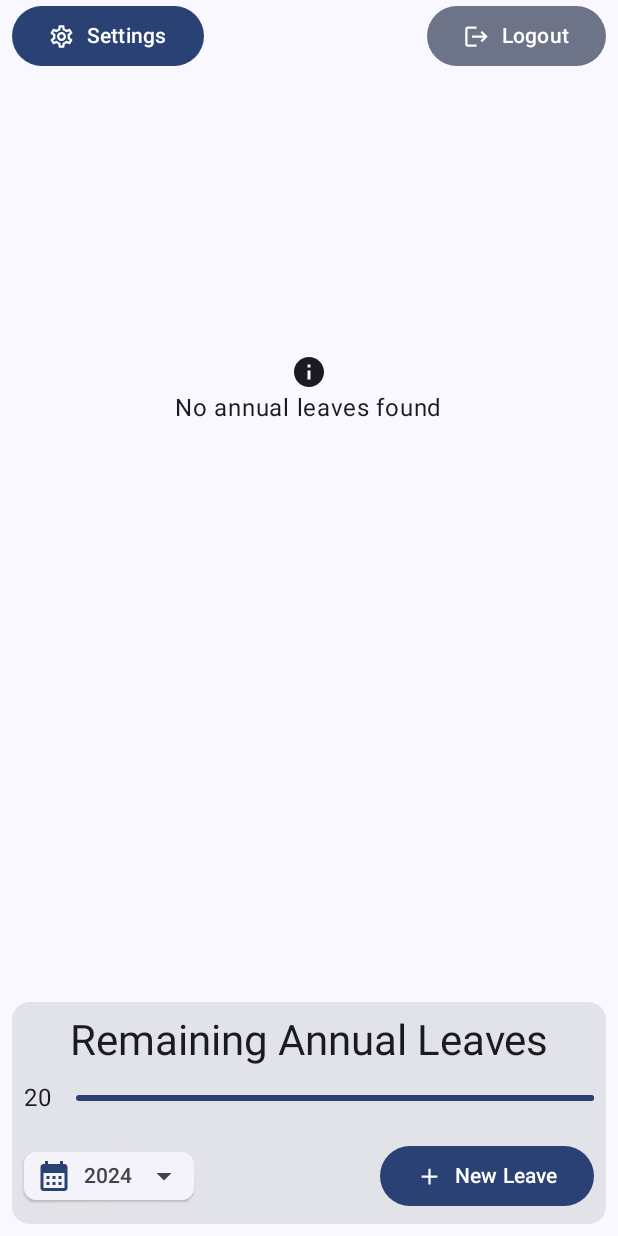
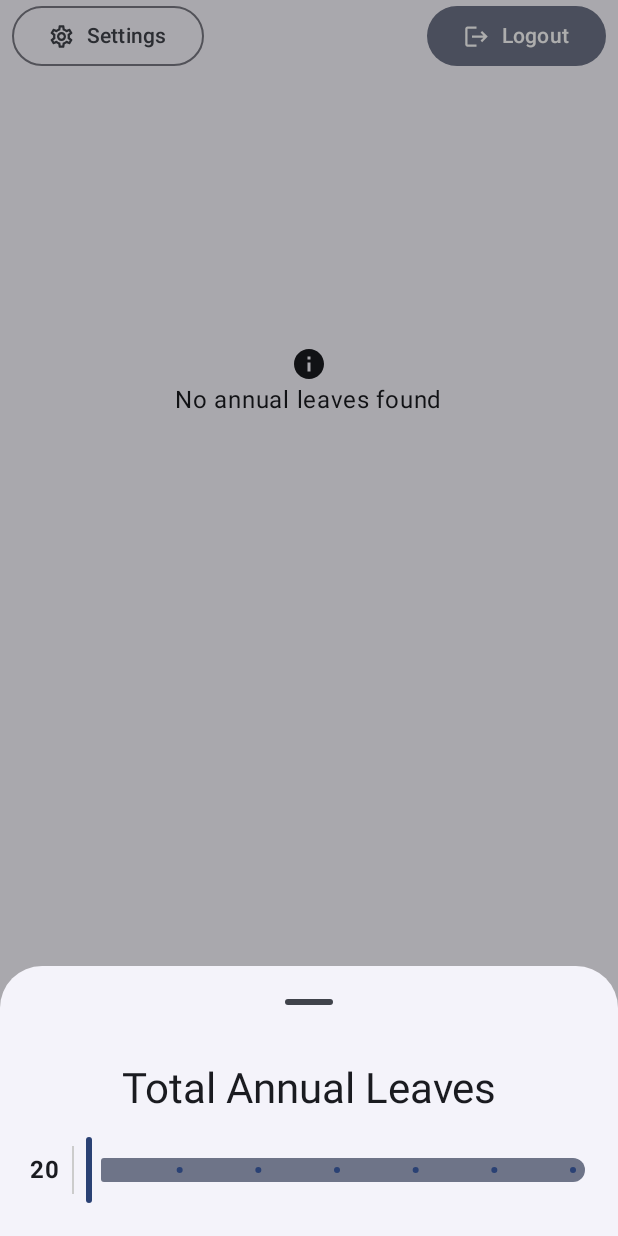
Before and after one commit to panosdim/Annual-Leaves, an Android app built with Jetpack Compose: the screen it shows after launch once a user with an empty profile is signed in (MainActivity), after a tap on "Settings", on a phone screen of 412 x 824 dp. Run offline under Robolectric (Android 15) with nearby library versions, the phone set to English and light mode, and no system bars; our stand-ins replace Firebase (no records; nobody signed in at launch, a user with empty details on screens opened directly).

Commit message:
Add Total Annual Leaves functionality

```diff
--- a/app/src/main/java/com/panosdim/annualleaves/data/MainViewModel.kt
+++ b/app/src/main/java/com/panosdim/annualleaves/data/MainViewModel.kt
@@ -12,6 +12,8 @@ class MainViewModel : ViewModel() {
 
     fun getTotalAnnualLeaves() = repository.getTotalAnnualLeaves()
 
+    fun setTotalAnnualLeaves(total: Int) = repository.setTotalAnnualLeaves(total)
+
     fun years() = repository.years()
 
     fun addLeave(year: String, leave: Leave) = repository.addLeave(year, leave)
--- a/app/src/main/java/com/panosdim/annualleaves/data/Repository.kt
+++ b/app/src/main/java/com/panosdim/annualleaves/data/Repository.kt
@@ -51,16 +51,49 @@ class Repository {
         val dbRef =
             user?.let { database.getReference(it.uid).child(INFO).child(TOTAL_ANNUAL_LEAVES) }
 
-        dbRef?.get()?.addOnSuccessListener {
-            if (it.exists()) {
-                val total = it.value as Long
-                trySend(total.toInt())
-            } else {
-                trySend(20)
+        val listener = dbRef?.addValueEventListener(object : ValueEventListener {
+            override fun onDataChange(snapshot: DataSnapshot) {
+                if (snapshot.exists()) {
+                    val total = snapshot.value as Long
+                    trySend(total.toInt())
+                } else {
+                    dbRef.setValue(20)
+                    trySend(20)
+                }
             }
-        }?.addOnFailureListener {
-            Log.e(TAG, "Error getting data", it)
+
+            override fun onCancelled(error: DatabaseError) {
+                Log.e(TAG, error.toString())
+                cancel()
+            }
+
+        })
+
+        listener?.let {
+            listeners.put(dbRef, it)
         }
+        awaitClose {
+            channel.close()
+            listener?.let {
+                dbRef.removeEventListener(it)
+                listeners.remove(dbRef, it)
+            }
+        }
+    }
+
+    fun setTotalAnnualLeaves(total: Int): Flow<Boolean> = callbackFlow {
+        val dbRef =
+            user?.let { database.getReference(it.uid).child(INFO).child(TOTAL_ANNUAL_LEAVES) }
+
+        dbRef?.setValue(total)
+            ?.addOnSuccessListener {
+                trySend(true)
+                cancel()
+            }
+            ?.addOnFailureListener {
+                trySend(false)
+                cancel()
+            }
 
         awaitClose {
             channel.close()
--- a/app/src/main/java/com/panosdim/annualleaves/ui/MainScreen.kt
+++ b/app/src/main/java/com/panosdim/annualleaves/ui/MainScreen.kt
@@ -39,17 +39,21 @@ import androidx.compose.material3.Icon
 import androidx.compose.material3.LinearProgressIndicator
 import androidx.compose.material3.ListItem
 import androidx.compose.material3.MaterialTheme
+import androidx.compose.material3.OutlinedButton
 import androidx.compose.material3.Text
+import androidx.compose.material3.rememberModalBottomSheetState
 import androidx.compose.runtime.Composable
 import androidx.compose.runtime.getValue
 import androidx.compose.runtime.mutableIntStateOf
 import androidx.compose.runtime.mutableStateOf
 import androidx.compose.runtime.remember
+import androidx.compose.runtime.rememberCoroutineScope
 import androidx.compose.runtime.setValue
 import androidx.compose.ui.Alignment
 import androidx.compose.ui.Modifier
 import androidx.compose.ui.platform.LocalContext
 import androidx.compose.ui.res.stringResource
+import androidx.compose.ui.text.font.FontWeight
 import androidx.compose.ui.text.style.TextAlign
 import androidx.lifecycle.compose.collectAsStateWithLifecycle
 import androidx.lifecycle.viewmodel.compose.viewModel
@@ -59,6 +63,8 @@ import com.panosdim.annualleaves.LoginActivity
 import com.panosdim.annualleaves.R
 import com.panosdim.annualleaves.data.MainViewModel
 import com.panosdim.annualleaves.paddingLarge
+import com.panosdim.annualleaves.paddingSmall
+import kotlinx.coroutines.launch
 import java.time.LocalDate
 
 @OptIn(ExperimentalMaterial3Api::class)
@@ -69,6 +75,12 @@ fun MainScreen(onComplete: BroadcastReceiver) {
     val viewModel: MainViewModel = viewModel()
     val listState = rememberLazyListState()
     val today = LocalDate.now()
+    val scope = rememberCoroutineScope()
+
+    val skipPartiallyExpanded by remember { mutableStateOf(true) }
+    val settingsSheetState = rememberModalBottomSheetState(
+        skipPartiallyExpanded = skipPartiallyExpanded
+    )
 
     var selectedYear by remember { mutableIntStateOf(today.year) }
     var expandedYear by remember { mutableStateOf(false) }
@@ -97,8 +109,8 @@ fun MainScreen(onComplete: BroadcastReceiver) {
                 verticalAlignment = Alignment.CenterVertically,
                 horizontalArrangement = Arrangement.SpaceBetween
             ) {
-                Button(onClick = {
-                    // TODO: Open Settings Modal
+                OutlinedButton(onClick = {
+                    scope.launch { settingsSheetState.show() }
                 }) {
                     Icon(
                         Icons.Outlined.Settings,
@@ -206,13 +218,19 @@ fun MainScreen(onComplete: BroadcastReceiver) {
                             .padding(paddingLarge),
                         verticalAlignment = Alignment.CenterVertically,
                     ) {
-                        Text(totalAnnualLeaves.value.toString())
-                        Spacer(Modifier.padding(paddingLarge))
+                        Text(
+                            modifier = Modifier.padding(paddingSmall),
+                            text = totalAnnualLeaves.value.toString(),
+                            fontWeight = FontWeight.Bold
+                        )
+                        VerticalDivider(Modifier.padding(paddingSmall))
                         LinearProgressIndicator(
-                            modifier = Modifier.fillMaxWidth(),
+                            modifier = Modifier
+                                .weight(1f)
+                                .padding(paddingSmall),
                             progress = { 1.0f },
                         )
-
+                        Text(modifier = Modifier.padding(paddingSmall), text = "100%")
                     }
 
                     Row(
@@ -271,4 +289,6 @@ fun MainScreen(onComplete: BroadcastReceiver) {
     } ?: run {
         ProgressBar()
     }
+
+    SettingsSheet(bottomSheetState = settingsSheetState)
 }
--- /dev/null
+++ b/app/src/main/java/com/panosdim/annualleaves/ui/SettingsSheet.kt
@@ -0,0 +1,122 @@
+package com.panosdim.annualleaves.ui
+
+import android.widget.Toast
+import androidx.compose.foundation.layout.Arrangement
+import androidx.compose.foundation.layout.Column
+import androidx.compose.foundation.layout.Row
+import androidx.compose.foundation.layout.fillMaxWidth
+import androidx.compose.foundation.layout.navigationBarsPadding
+import androidx.compose.foundation.layout.padding
+import androidx.compose.material3.ExperimentalMaterial3Api
+import androidx.compose.material3.MaterialTheme
+import androidx.compose.material3.ModalBottomSheet
+import androidx.compose.material3.SheetState
+import androidx.compose.material3.Slider
+import androidx.compose.material3.Text
+import androidx.compose.runtime.Composable
+import androidx.compose.runtime.getValue
+import androidx.compose.runtime.mutableFloatStateOf
+import androidx.compose.runtime.remember
+import androidx.compose.runtime.rememberCoroutineScope
+import androidx.compose.runtime.setValue
+import androidx.compose.ui.Alignment
+import androidx.compose.ui.Modifier
+import androidx.compose.ui.platform.LocalContext
+import androidx.compose.ui.res.stringResource
+import androidx.compose.ui.text.font.FontWeight
+import androidx.compose.ui.text.style.TextAlign
+import androidx.lifecycle.compose.collectAsStateWithLifecycle
+import androidx.lifecycle.viewmodel.compose.viewModel
+import com.panosdim.annualleaves.R
+import com.panosdim.annualleaves.data.MainViewModel
+import com.panosdim.annualleaves.paddingLarge
+import com.panosdim.annualleaves.paddingSmall
+import kotlinx.coroutines.Dispatchers
+import kotlinx.coroutines.launch
+import kotlinx.coroutines.withContext
+import kotlin.math.roundToInt
+
+@OptIn(ExperimentalMaterial3Api::class)
+@Composable
+fun SettingsSheet(
+    bottomSheetState: SheetState
+) {
+    val context = LocalContext.current
+    val scope = rememberCoroutineScope()
+    val viewModel: MainViewModel = viewModel()
+    val totalAnnualLeaves =
+        viewModel.getTotalAnnualLeaves().collectAsStateWithLifecycle(initialValue = 20)
+
+    var sliderPosition by remember { mutableFloatStateOf(totalAnnualLeaves.value.toFloat()) }
+    sliderPosition = totalAnnualLeaves.value.toFloat()
+
+    // Sheet content
+    if (bottomSheetState.isVisible) {
+        ModalBottomSheet(
+            onDismissRequest = {
+                scope.launch {
+                    if (sliderPosition.toInt() != totalAnnualLeaves.value) {
+                        viewModel.setTotalAnnualLeaves(sliderPosition.toInt()).collect {
+                            withContext(Dispatchers.Main) {
+                                if (it) {
+                                    Toast.makeText(
+                                        context,
+                                        R.string.success_set_total_annual_leaves_toast,
+                                        Toast.LENGTH_LONG
+                                    ).show()
+                                    bottomSheetState.hide()
+                                } else {
+                                    Toast.makeText(
+                                        context,
+                                        R.string.error_set_total_annual_leaves_toast,
+                                        Toast.LENGTH_LONG
+                                    ).show()
+                                }
+                            }
+                        }
+                    }
+                }
+            },
+            sheetState = bottomSheetState,
+        ) {
+            Column(
+                modifier = Modifier
+                    .fillMaxWidth()
+                    .padding(paddingLarge)
+                    .navigationBarsPadding(),
+                horizontalAlignment = Alignment.CenterHorizontally,
+                verticalArrangement = Arrangement.SpaceBetween
+            ) {
+                Text(
+                    modifier = Modifier
+                        .fillMaxWidth()
+                        .padding(top = paddingLarge),
+                    text = stringResource(id = R.string.total_annual_leaves),
+                    textAlign = TextAlign.Center,
+                    style = MaterialTheme.typography.headlineMedium,
+                )
+
+                Row(
+                    Modifier
+                        .fillMaxWidth()
+                        .padding(paddingLarge),
+                    verticalAlignment = Alignment.CenterVertically,
+                ) {
+                    Text(
+                        modifier = Modifier.padding(paddingSmall),
+                        text = sliderPosition.roundToInt().toString(),
+                        fontWeight = FontWeight.Bold
+                    )
+                    VerticalDivider(Modifier.padding(paddingSmall))
+                    Slider(
+                        modifier = Modifier.padding(paddingSmall),
+                        value = sliderPosition,
+                        onValueChange = { sliderPosition = it },
+                        valueRange = 20f..26f,
+                        steps = 5
+                    )
+                }
+            }
+        }
+    }
+}
--- /dev/null
+++ b/app/src/main/java/com/panosdim/annualleaves/ui/VerticalDivider.kt
@@ -0,0 +1,25 @@
+package com.panosdim.annualleaves.ui
+
+import androidx.compose.foundation.background
+import androidx.compose.foundation.layout.Box
+import androidx.compose.foundation.layout.height
+import androidx.compose.foundation.layout.width
+import androidx.compose.runtime.Composable
+import androidx.compose.ui.Modifier
+import androidx.compose.ui.graphics.Color
+import androidx.compose.ui.unit.Dp
+import androidx.compose.ui.unit.dp
+
+@Composable
+fun VerticalDivider(
+    modifier: Modifier = Modifier,
+    color: Color = Color.LightGray,
+    thickness: Dp = 1.dp
+) {
+    Box(
+        modifier = modifier
+            .height(32.dp)
+            .width(thickness)
+            .background(color)
+    )
+}
--- a/app/src/main/res/values/strings.xml
+++ b/app/src/main/res/values/strings.xml
@@ -14,4 +14,7 @@
     <string name="settings">Settings</string>
     <string name="remaining_annual_leaves">Remaining Annual Leaves</string>
     <string name="new_leave">New Leave</string>
+    <string name="total_annual_leaves">Total Annual Leaves</string>
+    <string name="success_set_total_annual_leaves_toast">Successfully set total annual leaves</string>
+    <string name="error_set_total_annual_leaves_toast">Error setting total annual leaves</string>
 </resources>
```
